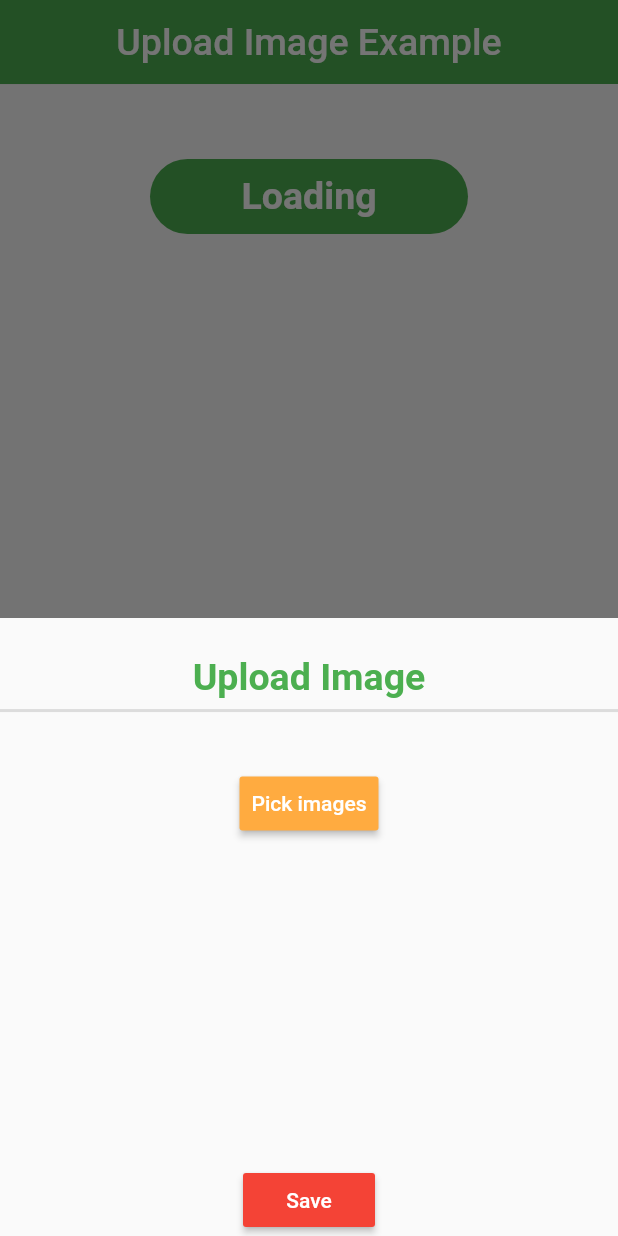
After one commit to ngocsonkt99/tutorial_flutter, a Flutter app: the UploadPhotoLocalStorage screen opened directly, after a tap on "Loading", after a tap on the "add" icon, on a phone screen of 412 x 824 dp. The commit adds this screen. Run offline on Flutter 3.47's test engine with Material 2 defaults, Android fonts, the phone set to English and light mode, and no system bars; our stand-ins replace carousel_slider, photo_view; missing offline and left inert: flutter_absolute_path, multi_image_picker2.

Commit message:
upload_multiple_image_into_local_storage

```diff
--- /dev/null
+++ b/lib/views/UploadPhotoLocalStorage.dart
@@ -0,0 +1,267 @@
+import 'dart:io';
+
+import 'package:flutter/material.dart';
+// ignore: import_of_legacy_library_into_null_safe
+import 'package:flutter_absolute_path/flutter_absolute_path.dart';
+import 'package:multi_image_picker2/multi_image_picker2.dart';
+// import 'package:path_provider/path_provider.dart';
+import 'package:path_provider/path_provider.dart';
+class UploadPhotoLocalStorage extends StatefulWidget {
+  UploadPhotoLocalStorage({Key? key}) : super(key: key);
+
+  @override
+  _UploadPhotoLocalStorageState createState() => _UploadPhotoLocalStorageState();
+}
+
+class _UploadPhotoLocalStorageState extends State<UploadPhotoLocalStorage> {
+  final GlobalKey<ScaffoldState> _scaffoldKey = GlobalKey<ScaffoldState>();
+  List<File> imageStorage = [];
+  List<Asset> imagePicker = [];
+  String sError = 'No Error Dectected';
+
+  bool isLoad = false;
+
+  @override
+  Widget build(BuildContext context) {
+    return Scaffold(
+      key: _scaffoldKey,
+      appBar: AppBar(
+        elevation: 0.1,
+        title: Center(child: Text('Upload Image Example', style: TextStyle(fontSize: 25),)),
+      ),
+      body: ListView(
+        children: [
+          Container(
+             child: Column(
+              mainAxisAlignment: MainAxisAlignment.center,
+              crossAxisAlignment: CrossAxisAlignment.center,
+              children: [
+                Container(
+                  child: ListView.builder(
+                    shrinkWrap: true,
+                    physics: ScrollPhysics(),
+                    itemCount: imageStorage.length + 1,
+                    itemBuilder: (context, index){
+                      return index >= imageStorage.length
+                          ? Padding(
+                            padding: const EdgeInsets.only(top: 50, left: 100, right: 100),
+                            child: InkWell(
+                              onTap: (){
+                                loadImage();
+                              },
+                              child: Container(
+                                height: 50,
+                                decoration: BoxDecoration(
+                                  borderRadius: BorderRadius.circular(50.0),
+                                  color: Colors.green,
+                                ),
+                                child: Center(
+                                  child: (isLoad == true) ? CircularProgressIndicator(backgroundColor: Colors.orangeAccent,)
+                                    : Text("Loading", style: TextStyle(fontWeight: FontWeight.bold, color: Colors.white, fontSize: 25),),
+                                  ),
+                                ),
+                            ),
+                          )
+                          :
+                        Container(child: Image.file(imageStorage[index]));
+                    }
+                  ),
+                ),
+              ],
+            ),
+          ),
+        ],
+      ),
+      floatingActionButton: FloatingActionButton(
+        onPressed: () {
+          showModalForm(context);
+        },
+        tooltip: "Add",
+        child: Icon(Icons.add, size: 40, ),
+      ),
+
+    );
+  }
+
+  loadImage() async{
+
+    setState(() {
+      isLoad = true;
+    });
+
+    await Future.delayed(const Duration(seconds: 2));
+
+    Directory path = await getApplicationDocumentsDirectory();
+    setState(() {
+      for(int i = 1; i<3; i++){
+        String pathFile = path.path;
+        String fileName = '$pathFile/img-' + i.toString() + '.png';
+        File tempFile = File(fileName);
+        imageStorage.add(tempFile);
+      }
+      isLoad = false;
+    });
+
+
+    return true;
+
+  }
+
+  void showModalForm(BuildContext context) {
+    showModalBottomSheet(
+      context: context,
+      builder: (ctx) {
+        return StatefulBuilder(
+          builder: (BuildContext context, StateSetter setStateModal ) {
+          return Container(
+            height: MediaQuery.of(context).size.height  * 0.5,
+            child: Padding(
+              padding: EdgeInsets.only(top: MediaQuery.of(context).size.height  * 0.03),
+              child: Column(
+                children: [
+                  Center(
+                    child: Text("Upload Image", style: TextStyle(color: Colors.green, fontSize: 25, fontWeight: FontWeight.bold),)
+                  ),
+                  Divider(thickness: 2,),
+                  SizedBox(height: 30,),
+                  RaisedButton(
+                    textColor: Colors.white,
+                    color: Colors.orangeAccent,
+                    padding: const EdgeInsets.all(8.0),
+                    child: Text("Pick images",),
+                    onPressed: () async {
+                        var res = await loadAssets();
+                        setStateModal(() {
+                          imagePicker = res;
+                          sError = "";
+                        });
+                    },
+                  ),
+                  Expanded(
+                    child: showImages(context),
+                  ),
+                  RaisedButton(
+                    onPressed: (){
+                      save();
+                    },
+                    textColor: Colors.white,
+                    color: Colors.red,
+                    padding: const EdgeInsets.all(8.0),
+                    child: new Text(
+                      "Save",
+                    ),
+                  ),
+                ],
+              ),
+            ),
+          );
+          }
+        );
+      }
+    );
+  }
+
+  Future<List<Asset>> loadAssets() async {
+    List<Asset> resultList = [];
+
+    try {
+      resultList = await MultiImagePicker.pickImages(
+        maxImages: 2,
+        enableCamera: true,
+        selectedAssets: imagePicker,
+        cupertinoOptions: CupertinoOptions(takePhotoIcon: "chat"),
+        materialOptions: MaterialOptions(
+          actionBarColor: "#abcdef",
+          actionBarTitle: "Image Example",
+          allViewTitle: "All Photos",
+          useDetailsView: false,
+          selectCircleStrokeColor: "#000000",
+        ),
+      );
+    } on Exception catch (e) {
+      sError = e.toString();
+    }
+
+    // if (!mounted) return null;
+
+    setState(() {
+      imagePicker = resultList;
+      sError = 'No Error Dectected';
+    });
+
+    return resultList;
+  }
+
+  void save() async{
+    int i = 1;
+    imagePicker.forEach((imageAsset) async {
+      final filePath = await FlutterAbsolutePath.getAbsolutePath(imageAsset.identifier);
+      final file = await getImageFileFromAsset(filePath);
+      Directory path = await getApplicationDocumentsDirectory();
+      String pathUpload = path.path;
+      String fileName = '$pathUpload/img-' + i.toString() + '.png';
+      i++;
+      await file.copy(fileName);
+    });
+
+    Navigator.of(context).pop();
+    _scaffoldKey.currentState!.showSnackBar(new SnackBar(content: new Text('Yay! Upload success!')));
+
+  }
+
+  getImageFileFromAsset(String path) async{
+    return File(path);
+  }
+
+  Widget showImages(BuildContext context) {
+    return GridView(
+      shrinkWrap: true,
+      padding: EdgeInsets.only(left: 16, right: 16, top: 16, bottom: 16),
+      physics: const NeverScrollableScrollPhysics(),
+      scrollDirection: Axis.vertical,
+      children: List.generate(
+        imagePicker.length,
+        (index) {
+          Asset asset = imagePicker[index];
+          return Container(
+            decoration: BoxDecoration(
+              color: Colors.white,
+              borderRadius: BorderRadius.only(
+                topLeft: Radius.circular(8.0),
+                bottomLeft: Radius.circular(8.0),
+                bottomRight: Radius.circular(8.0),
+                topRight: Radius.circular(8.0)),
+              boxShadow: <BoxShadow>[
+                BoxShadow(
+                  color: Colors.grey.withOpacity(0.4),
+                  offset: Offset(1.1, 1.1),
+                  blurRadius: 10.0),
+              ],
+            ),
+            child: Material(
+              color: Colors.transparent,
+              child: Column(
+                  children: <Widget>[
+                    Padding(
+                      padding: EdgeInsets.only(top: 5, left: 5, right: 5, bottom: 5),
+                      child: AssetThumb(
+                        asset: asset,
+                        width: 300,
+                        height: 300,
+                      ),
+                    ),
+                  ],
+              ),
+            ),
+          );
+        },
+      ),
+      gridDelegate: SliverGridDelegateWithFixedCrossAxisCount(
+        crossAxisCount: 6,
+        mainAxisSpacing: 10.0,
+        crossAxisSpacing: 15.0,
+        childAspectRatio: 1.0,
+      ),
+    );
+  }
+}
--- a/pubspec.yaml
+++ b/pubspec.yaml
@@ -16,6 +16,10 @@ dependencies:
     carousel_slider: ^4.0.0
     cupertino_icons: ^1.0.2
 
+    flutter_absolute_path: any
+    multi_image_picker2: ^5.0.1
+    path_provider: ^2.0.9
+
 dev_dependencies:
     flutter_test:
         sdk: flutter
@@ -26,6 +30,7 @@ flutter:
     uses-material-design: true
 
     assets:
+      - assets/
       - assets/f1.jpg
       - assets/f2.jpg
       - assets/f3.jpg
```
Also changed, not shown: lib/main.dart (+4 -4 lines), lib/views/CheckboxGroupView.dart (+20 -18 lines), pubspec.lock, 2 other files.
